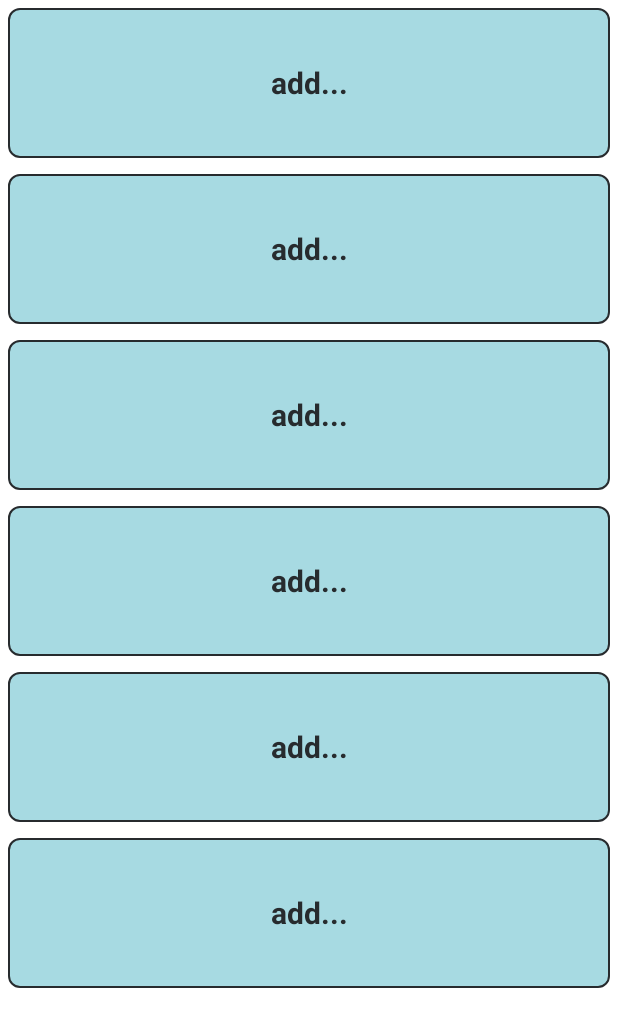
After one commit to YouraSoliar/DeKit, an Android app: the layout fragment_category.xml on its own in the app's theme, with its tools: preview values and no code run, on a phone screen of 412 x 824 dp. The commit adds this screen. Shown: the top 1027 px of the screen. Run offline under Robolectric (Android 15) with nearby library versions, the phone set to English and light mode, and no system bars.

Commit message:
category fragment v1

```diff
--- /dev/null
+++ b/app/src/main/res/drawable/category_bg.xml
@@ -0,0 +1,18 @@
+<?xml version="1.0" encoding="UTF-8"?>
+<shape
+    xmlns:android="http://schemas.android.com/apk/res/android">
+    <stroke
+        android:width="1dp"
+        android:color="@color/dekit_gray"/>
+    <corners
+        android:radius="7dp" />
+
+    <padding
+        android:left="1dp"
+        android:right="1dp"
+        android:top="1dp"
+        android:bottom="1dp"/>
+
+    <solid android:color="@color/dekit_light_blue"/>
+
+</shape>
--- /dev/null
+++ b/app/src/main/res/layout/category_item.xml
@@ -0,0 +1,12 @@
+<?xml version="1.0" encoding="utf-8"?>
+<TextView xmlns:android="http://schemas.android.com/apk/res/android"
+    android:layout_width="match_parent"
+    android:id="@+id/textViewCategory"
+    android:layout_height="100dp"
+    android:gravity="center"
+    android:textSize="20sp"
+    android:layout_margin="5dp"
+    android:textColor="@color/dekit_gray"
+    android:textStyle="bold"
+    android:background="@drawable/category_bg"
+    android:text="@string/category_add"/>
--- /dev/null
+++ b/app/src/main/res/layout/fragment_category.xml
@@ -0,0 +1,19 @@
+<?xml version="1.0" encoding="utf-8"?>
+<androidx.constraintlayout.widget.ConstraintLayout xmlns:android="http://schemas.android.com/apk/res/android"
+    xmlns:app="http://schemas.android.com/apk/res-auto"
+    xmlns:tools="http://schemas.android.com/tools"
+    android:layout_width="match_parent"
+    android:layout_height="match_parent">
+
+
+    <androidx.recyclerview.widget.RecyclerView
+        android:id="@+id/recyclerViewCategory"
+        android:layout_width="match_parent"
+        android:layout_height="match_parent"
+        app:layout_constraintBottom_toBottomOf="parent"
+        app:layout_constraintEnd_toEndOf="parent"
+        app:layout_constraintStart_toStartOf="parent"
+        app:layout_constraintTop_toTopOf="parent"
+        tools:itemCount="13"
+        tools:listitem="@layout/category_item" />
+</androidx.constraintlayout.widget.ConstraintLayout>
--- a/app/src/main/res/values/colors.xml
+++ b/app/src/main/res/values/colors.xml
@@ -16,4 +16,8 @@
     <color name="green">#0db26e</color>
     <color name="light_green">#a5ffa5</color>
 
+    <color name="dekit_blue">#a2d0da</color>
+    <color name="dekit_gray">#272b2e</color>
+    <color name="dekit_light_blue">#a7dae2</color>
+
 </resources>
--- a/app/src/main/res/values/strings.xml
+++ b/app/src/main/res/values/strings.xml
@@ -8,5 +8,6 @@
     <string name="click_to_search">Click on Result to search image on Google</string>
     <string name="default_image">default image</string>
     <string name="save">Save</string>
+    <string name="category_add">add...</string>
 
 </resources>
```
Also changed, not shown: app/src/main/java/com/example/dekit/room/enteties/Category.java (added, +14 -0 lines), app/src/main/java/com/example/dekit/ui/main/category/CategoryFragment.java (added, +73 -0 lines), app/src/main/java/com/example/dekit/ui/main/category/CategoryViewModel.java (added, +12 -0 lines), app/src/main/java/com/example/dekit/ui/main/category/adapter/CategoryAdapter.java (added, +78 -0 lines).
